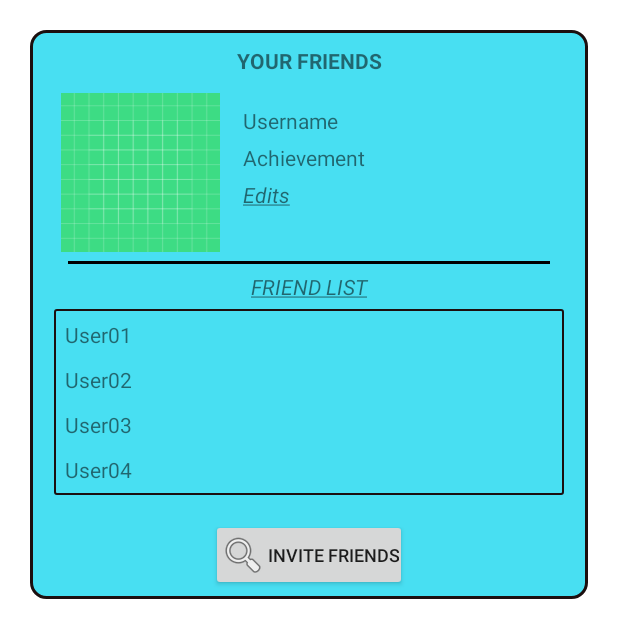
After one commit to trantrunghieu0409/mobile-project, an Android app: the FriendListActivity screen opened directly, with no data from a screen before it, on a phone screen of 412 x 824 dp. The commit adds this screen. Shown: the top 638 px of the screen. Run offline under Robolectric (Android 15) with nearby library versions, the phone set to English and light mode, and no system bars.

Commit message:
code interface for edit profile & friend list screen
Code basic interface for 2 screens

Need to update icon and specific width, height

```diff
--- a/app/src/main/AndroidManifest.xml
+++ b/app/src/main/AndroidManifest.xml
@@ -20,6 +20,9 @@
         </activity>
 
         <activity android:name=".ProfileActivity"/>
+        <activity android:name=".EditProfileActivity"/>
+        <activity android:name=".HomeActivity"/>
+        <activity android:name=".FriendListActivity"/>
     </application>
 
 </manifest>
--- /dev/null
+++ b/app/src/main/java/com/example/mobileproject/FriendListActivity.java
@@ -0,0 +1,14 @@
+package com.example.mobileproject;
+
+import android.app.Activity;
+import android.os.Bundle;
+
+import androidx.annotation.Nullable;
+
+public class FriendListActivity extends Activity {
+    @Override
+    protected void onCreate(@Nullable Bundle savedInstanceState) {
+        super.onCreate(savedInstanceState);
+        setContentView(R.layout.activity_friendlist);
+    }
+}
--- /dev/null
+++ b/app/src/main/res/layout/activity_friendlist.xml
@@ -0,0 +1,156 @@
+<?xml version="1.0" encoding="utf-8"?>
+<LinearLayout xmlns:android="http://schemas.android.com/apk/res/android"
+    xmlns:app="http://schemas.android.com/apk/res-auto"
+    xmlns:tools="http://schemas.android.com/tools"
+    android:layout_width="match_parent"
+    android:layout_height="match_parent"
+    tools:context=".ProfileActivity"
+    android:orientation="horizontal">
+
+
+    <LinearLayout
+        android:layout_width="0dp"
+        android:layout_height="wrap_content"
+        android:layout_margin="20dp"
+        android:padding="5dp"
+        android:layout_weight="1"
+        android:background="@drawable/profile_border"
+        android:orientation="vertical">
+
+        <TextView
+            android:layout_width="match_parent"
+            android:layout_height="wrap_content"
+            android:padding="5dp"
+            android:text="Your friends"
+            android:textAlignment="center"
+            android:textAllCaps="true"
+            android:textStyle="bold" />
+
+        <LinearLayout
+            android:layout_width="match_parent"
+            android:layout_height="wrap_content"
+            android:paddingStart="10dp">
+
+            <ImageView
+                android:layout_width="0dp"
+                android:layout_height="match_parent"
+                android:layout_weight="2"
+                android:src="@drawable/ic_launcher_background"
+                android:padding="5dp"/>
+
+            <LinearLayout
+                android:layout_width="0dp"
+                android:layout_height="match_parent"
+                android:layout_weight="4"
+                android:orientation="vertical"
+
+                android:paddingStart="10dp"
+                android:paddingTop="15dp">
+
+                <TextView
+                    android:layout_width="wrap_content"
+                    android:layout_height="wrap_content"
+                    android:layout_marginBottom="5dp"
+                    android:text="Username" />
+
+                <TextView
+                    android:layout_width="wrap_content"
+                    android:layout_height="wrap_content"
+                    android:layout_marginBottom="5dp"
+                    android:text="Achievement" />
+
+                <TextView
+                    android:layout_width="wrap_content"
+                    android:layout_height="wrap_content"
+                    android:clickable="true"
+                    android:minWidth="48dp"
+                    android:minHeight="48dp"
+                    android:text="@string/edit_clickable" />
+
+            </LinearLayout>
+        </LinearLayout>
+
+        <View
+            android:layout_width="wrap_content"
+            android:layout_height="2dp"
+            android:background="@color/black"
+            android:layout_marginStart="20dp"
+            android:layout_marginEnd="20dp"/>
+        <LinearLayout
+            android:layout_width="match_parent"
+            android:layout_height="wrap_content"
+            android:orientation="vertical"
+            android:padding="5dp">
+
+            <TextView
+                android:layout_width="match_parent"
+                android:layout_height="wrap_content"
+                android:text="@string/friends_title"
+                android:textAlignment="center" />
+
+            <ScrollView
+                android:layout_width="match_parent"
+                android:layout_height="wrap_content"> <!-- Need to specify height later! -->
+
+            <TableLayout
+                android:layout_width="match_parent"
+                android:layout_height="wrap_content"
+                android:padding="2dp"
+                android:layout_margin="5dp"
+                android:background="@drawable/smaller_border">
+                <TableRow android:padding="5dp">
+                    <TextView
+                         android:layout_width="match_parent"
+                        android:layout_height="wrap_content"
+                        android:textAlignment="center"
+                        android:text="User01"/>
+
+
+                </TableRow>
+                <TableRow android:padding="5dp">
+                    <TextView
+                        android:layout_width="match_parent"
+                        android:layout_height="wrap_content"
+                        android:textAlignment="center"
+                        android:text="User02"/>
+
+
+                </TableRow>
+                <TableRow android:padding="5dp">
+                    <TextView
+                        android:layout_width="match_parent"
+                        android:layout_height="wrap_content"
+                        android:textAlignment="center"
+                        android:text="User03"/>
+
+
+                </TableRow>
+                <TableRow android:padding="5dp">
+                    <TextView
+                        android:layout_width="match_parent"
+                        android:layout_height="wrap_content"
+                        android:textAlignment="center"
+                        android:text="User04"/>
+
+
+                </TableRow>
+
+            </TableLayout>
+            </ScrollView>
+        </LinearLayout>
+
+        <Button
+            android:id="@+id/btnInvite"
+            android:layout_width="wrap_content"
+            android:layout_height="wrap_content"
+            android:padding="5dp"
+            android:layout_marginTop="5dp"
+            android:layout_gravity="center"
+            android:text="INVITE FRIENDS"
+            android:drawableLeft="@android:drawable/ic_menu_search"
+            android:textSize="12sp"/>
+
+    </LinearLayout>
+
+
+</LinearLayout>
--- a/app/src/main/res/layout/activity_profile.xml
+++ b/app/src/main/res/layout/activity_profile.xml
@@ -35,7 +35,8 @@
                 android:layout_width="0dp"
                 android:layout_height="match_parent"
                 android:layout_weight="2"
-                android:src="@drawable/ic_launcher_background" />
+                android:src="@drawable/ic_launcher_background"
+                android:padding="5dp"/>
 
             <LinearLayout
                 android:layout_width="0dp"
--- a/app/src/main/res/values/colors.xml
+++ b/app/src/main/res/values/colors.xml
@@ -8,7 +8,7 @@
     <color name="black">#FF000000</color>
     <color name="white">#FFFFFFFF</color>
     <color name="border_color">#1C0F0F</color>
-    <color name="background_color">#54C0F1</color>
+    <color name="background_color">#48DFF2</color>
     <color name="dimgray">#FF696969</color>
     <color name="DodgerBlue">#FF1E90FF</color>
 </resources>
--- a/app/src/main/res/values/strings.xml
+++ b/app/src/main/res/values/strings.xml
@@ -1,10 +1,11 @@
 <resources>
     <string name="app_name">Mobile Project</string>
     <string name="stats_title"><i><u>STATS</u></i></string>
-    <string name="edit_clickable"><u><i>Edits</i></u>></string>
+    <string name="edit_clickable"><u><i>Edits</i></u></string>
     <string name="name">Name</string>
     <string name="play">Play</string>
     <string name="create_room">Create room</string>
+    <string name="friends_title"><i><u>FRIEND LIST</u></i></string>
     <string-array name="languages_array">
         <item>Mercury</item>
         <item>Venus</item>
```
Also changed, not shown: app/src/main/java/com/example/mobileproject/EditProfileActivity.java (added, +14 -0 lines), app/src/main/res/layout/activity_editprofile.xml (added, +142 -0 lines), 2 other files.
